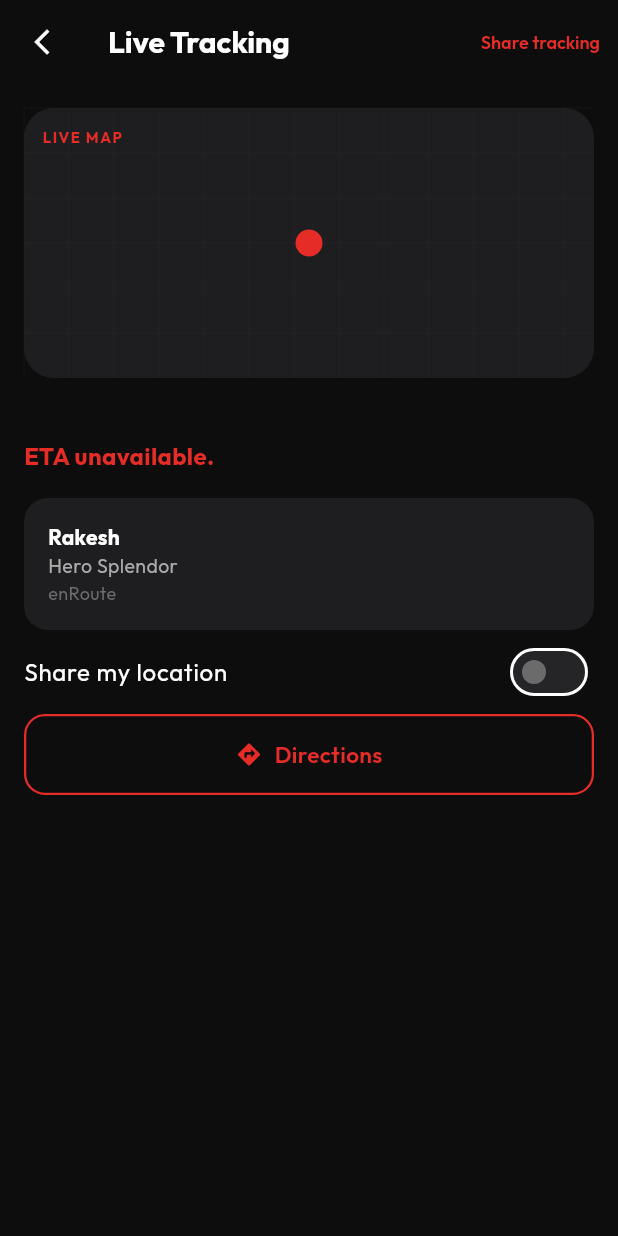
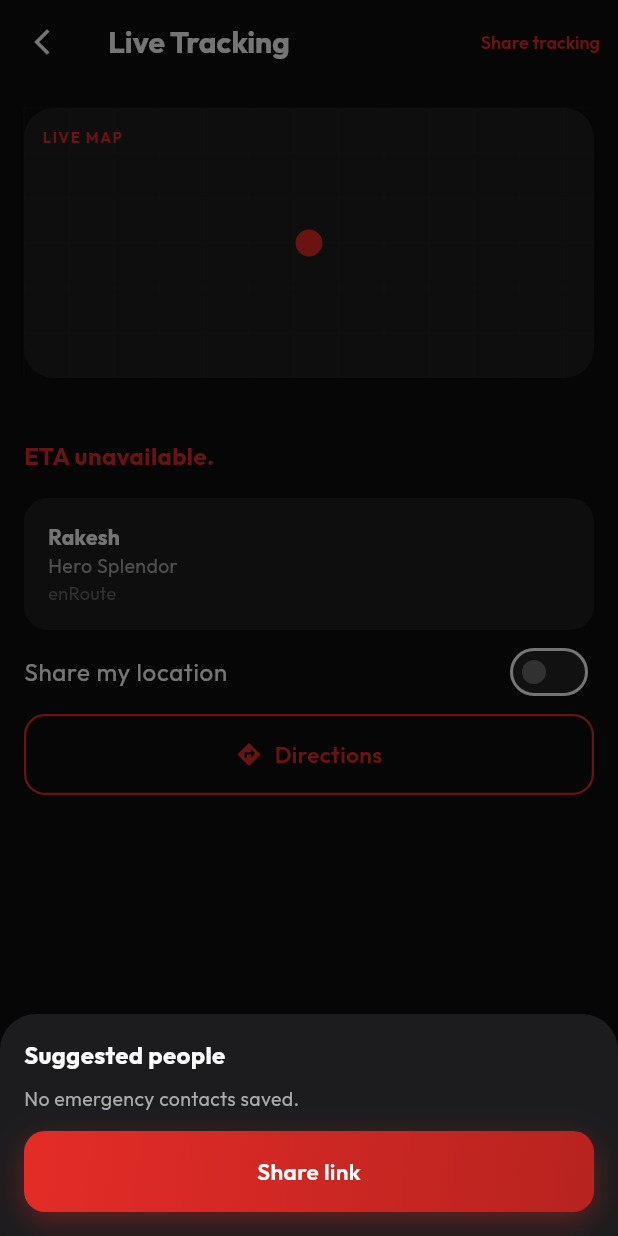
Before and after one commit to dev-ayush-17/MechaniCA, a Flutter app: the LiveTrackingScreen screen opened by its route, after a tap on "Share tracking", on a phone screen of 412 x 824 dp. Run offline on Flutter 3.47's test engine with Material 3 defaults, Android fonts, the phone set to English and light mode, and no system bars; our stand-ins replace carousel_slider, dio, drift, drift_flutter, firebase_auth, firebase_core and 14 more; accounts and stored records are empty; generated files the repository leaves out were written again.

Commit message:
feat(tracking): share sheet includes emergency contacts
The share sheet lists saved contact names as suggested recipients. The app still only creates the tracking link and does not SMS anyone.

Co-authored-by: Cursor <cursoragent@cursor.com>

```diff
--- a/app/lib/features/tracking/domain/tracking_copy.dart
+++ b/app/lib/features/tracking/domain/tracking_copy.dart
@@ -7,4 +7,8 @@ const kShareMyLocation = 'Share my location';
 const kSuggestArrived = 'You appear to be at the job. Mark Arrived?';
 const kLinkEnded = 'This tracking link has ended.';
 const kShareTracking = 'Share tracking';
+const kShareWithContacts = 'Suggested people';
+const kShareLink = 'Share link';
+const kNoEmergencyContacts = 'No emergency contacts saved.';
+const kShareNoSms = 'Suggested. We will not send an SMS.';
 const kDirections = 'Directions';
--- a/app/lib/features/tracking/live_tracking_screen.dart
+++ b/app/lib/features/tracking/live_tracking_screen.dart
@@ -131,6 +131,65 @@ class LiveTrackingScreen extends ConsumerWidget {
   }
 
   Future<void> _share(BuildContext context, WidgetRef ref) async {
+    await ref.read(contactsControllerProvider.notifier).load();
+    if (!context.mounted) return;
+    final contacts = ref.read(contactsControllerProvider).items;
+    await showModalBottomSheet<void>(
+      context: context,
+      backgroundColor: AppColors.surface,
+      builder: (sheetContext) {
+        return SafeArea(
+          child: Padding(
+            padding: const EdgeInsets.all(16),
+            child: Column(
+              mainAxisSize: MainAxisSize.min,
+              crossAxisAlignment: CrossAxisAlignment.start,
+              children: [
+                const Text(
+                  kShareWithContacts,
+                  style: TextStyle(
+                    color: Colors.white,
+                    fontSize: 16,
+                    fontWeight: FontWeight.w700,
+                  ),
+                ),
+                const SizedBox(height: 8),
+                if (contacts.isEmpty)
+                  const Text(
+                    kNoEmergencyContacts,
+                    style: TextStyle(color: AppColors.textSecondary, fontSize: 13),
+                  )
+                else
+                  ...contacts.map(
+                    (contact) => ListTile(
+                      contentPadding: EdgeInsets.zero,
+                      title: Text(
+                        contact.name,
+                        style: const TextStyle(color: Colors.white),
+                      ),
+                      subtitle: const Text(
+                        kShareNoSms,
+                        style: TextStyle(color: AppColors.textSecondary, fontSize: 12),
+                      ),
+                    ),
+                  ),
+                const SizedBox(height: 12),
+                AppButton(
+                  label: kShareLink,
+                  onPressed: () async {
+                    Navigator.of(sheetContext).pop();
+                    await _shareToken(context, ref);
+                  },
+                ),
+              ],
+            ),
+          ),
+        );
+      },
+    );
+  }
+
+  Future<void> _shareToken(BuildContext context, WidgetRef ref) async {
     await ref.read(trackingControllerProvider(_args).notifier).shareLink();
     final path = ref.read(trackingControllerProvider(_args)).sharePath;
     if (path == null || !context.mounted) return;
```
Also changed, not shown: 1 other file.
